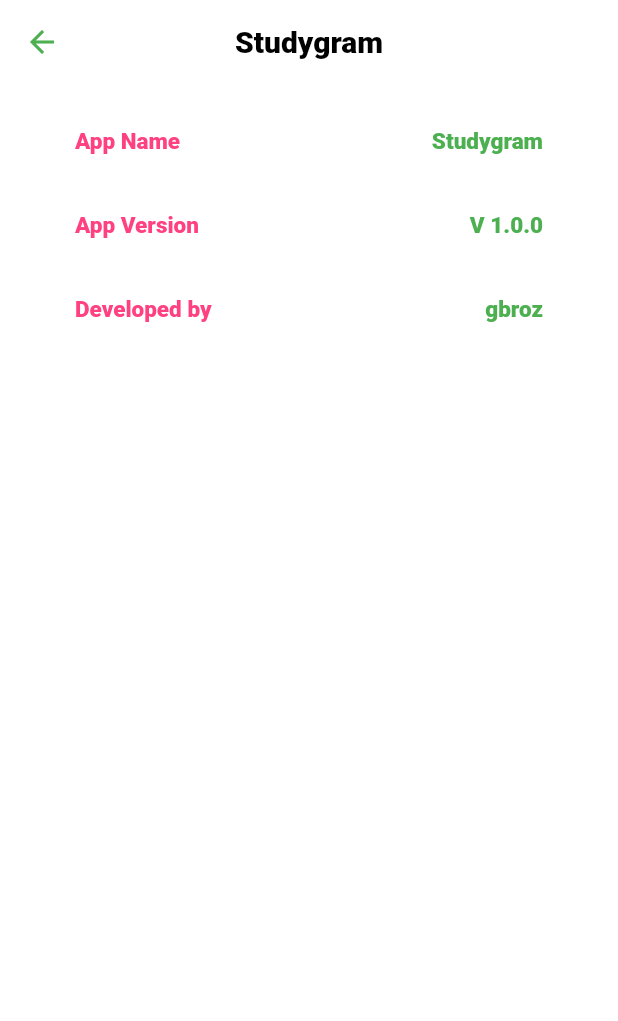
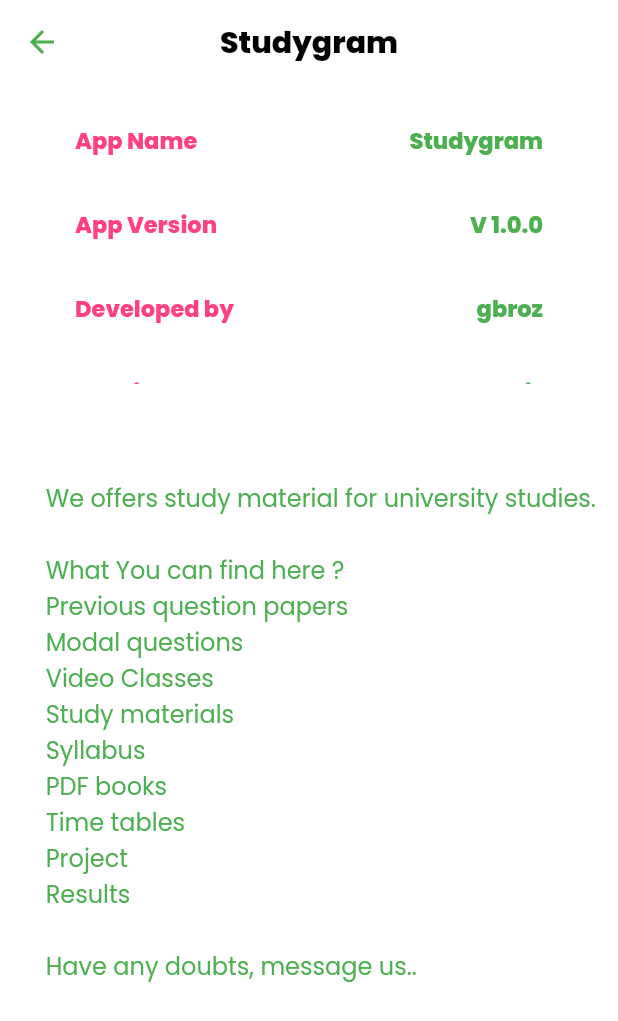
Before and after one commit to gokulhans/Cu-app, a Flutter app: the AboutPage screen opened by its route, on a phone screen of 412 x 824 dp. Shown: the top 1021 px of the screen. Run offline on Flutter 3.47's test engine with Material 2 defaults, Android fonts, the phone set to English and light mode, and no system bars; our stand-ins replace badges, dio, firebase_core, firebase_messaging, flutter_local_notifications, flutter_spinkit and 5 more; missing offline and left inert: new_version; accounts and stored records are empty; network calls fail.

```diff
--- a/lib/aboutus.dart
+++ b/lib/aboutus.dart
@@ -1,15 +1,16 @@
 import 'package:badges/badges.dart';
 import 'package:flutter/material.dart';
 import 'package:flutter/services.dart';
+import 'package:google_fonts/google_fonts.dart';
 
 class AboutPage extends StatelessWidget {
   const AboutPage({Key? key}) : super(key: key);
 
   @override
   Widget build(BuildContext context) {
-    return  Scaffold(
+    return Scaffold(
       body: ListViewBuilder(),
-
+      backgroundColor: Colors.white,
       appBar: AppBar(
         systemOverlayStyle: const SystemUiOverlayStyle(
           // Status bar color
@@ -26,7 +27,6 @@ class AboutPage extends StatelessWidget {
           style: TextStyle(
               color: Colors.black, fontSize: 20, fontWeight: FontWeight.w800),
         ),
-
         iconTheme: IconThemeData(color: Colors.green),
       ),
     );
@@ -38,24 +38,57 @@ class ListViewBuilder extends StatelessWidget {
 
   @override
   Widget build(BuildContext context) {
-    List<String> appdata = ['App Name','App Version','Developed by'];
-    List<String> devdata = ['Studygram','V 1.0.0','gbroz'];
+    List<String> appdata = ['App Name', 'App Version', 'Developed by','Spacial Thanks'];
+    List<String> devdata = ['Studygram', 'V 1.0.0', 'gbroz','Fayiz'];
 
     return Scaffold(
-      body: Container(
+      body: Column(
+        children: [
+          Container(
+            height: 200,
             color: Colors.white,
-        padding: const EdgeInsets.only(top:10),
+            padding: const EdgeInsets.only(top: 10),
             child: ListView.builder(
                 itemCount: appdata.length,
-            itemBuilder: ( context, i) {
+                itemBuilder: (context, i) {
                   return ListTile(
-                contentPadding: const EdgeInsets.only(left: 50,right: 50),
+                      contentPadding:
+                          const EdgeInsets.only(left: 50, right: 50),
                       trailing: Text(
                         devdata[i],
-                    style: const TextStyle(color: Colors.green, fontSize: 15,fontWeight: FontWeight.w800),
+                        style: const TextStyle(
+                            color: Colors.green,
+                            fontSize: 15,
+                            fontWeight: FontWeight.w800),
                       ),
-                  title: Text(appdata[i],style: const TextStyle(fontSize: 15,fontWeight: FontWeight.w800)));
+                      title: Text(appdata[i],
+                          style: const TextStyle(
+                              fontSize: 15, fontWeight: FontWeight.w800)));
                 }),
+          ),
+          Center(
+            child: Container(
+              height: 464,
+              color: Colors.white,
+              padding: const EdgeInsets.only(
+                left: 30,
+                right: 10,
+              ),
+              child: Center(
+                child: Text(
+                  'We offers study material for university studies. \n\nWhat You can find here ? \nPrevious question papers \nModal questions \nVideo Classes \nStudy materials \nSyllabus \nPDF books \nTime tables \nProject \nResults \n\nHave any doubts, message us..',
+                  style: GoogleFonts.poppins(
+                    color: Colors.green,
+                    textStyle: Theme.of(context).textTheme.headline4,
+                    fontSize: 16,
+                    // fontWeight: FontWeight.w600,
+                    fontStyle: FontStyle.normal,
+                  ),
+                ),
+              ),
+            ),
+          ),
+        ],
       ),
     );
   }
--- a/lib/home.dart
+++ b/lib/home.dart
@@ -247,7 +247,7 @@ class _MainPageState extends State<MainPage> {
                             SizedBox(
                               height: 10,
                             ),
-                            Text("BSc Psychology")
+                            Text("Psychology")
                           ],
                         ),
                       ),
--- a/lib/models/models.dart
+++ b/lib/models/models.dart
@@ -25,3 +25,11 @@ class Syllabus {
   final String _id,course,link;
   Syllabus(this._id,this.course,this.link);
 }
+
+class Ads {
+      String id, inter, video,banner,all;
+    Ads(
+        this.id,
+        this.inter,
+        this.video,this.banner,this.all);
+}
--- a/lib/semester.dart
+++ b/lib/semester.dart
@@ -49,7 +49,7 @@ class Semlist extends StatelessWidget {
         crossAxisCount: 3,
       ),
       primary: false,
-      padding: const EdgeInsets.all(20),
+      padding: const EdgeInsets.all(10),
       itemCount: semesters.length,
       itemBuilder: (context, int index) {
         return TextButton(
--- a/pubspec.yaml
+++ b/pubspec.yaml
@@ -44,6 +44,10 @@ dependencies:
   webview_flutter: ^3.0.4
   share_plus: ^4.0.10
   new_version: ^0.3.1
+  firebase_core: ^1.19.2
+  firebase_messaging: ^11.0.0
+  flutter_local_notifications: ^8.0.0
+  google_fonts: ^3.0.1
 
 dev_dependencies:
   flutter_test:
```
Also changed, not shown: lib/copyright.dart (+81 -2 lines), lib/main.dart (+25 -3 lines), lib/methods/fetchdata.dart (+20 -13 lines), lib/pyqp.dart (+10 -3 lines), lib/firebase_options.dart (added), pubspec.lock, 3 other files. Lines whose indentation alone changed are shown as unchanged.
